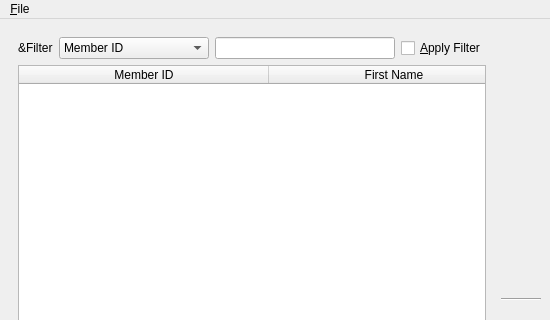
The window that UI/biblioteq_members_browser.ui (textbrowser/biblioteq) describes before a commit, drawn with Qt 5; both pictures show x 0 to 550 and y 0 to 320 of the 550 by 614 pixel window.
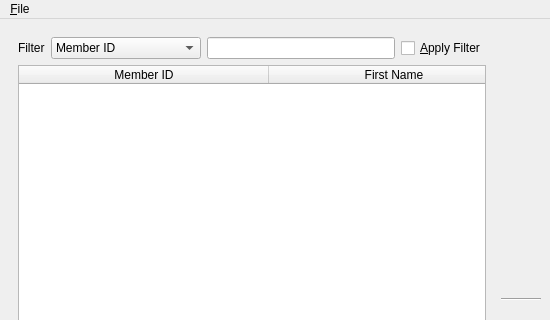
The same window after the commit. Icons and pictures are not drawn.

```diff
--- a/UI/biblioteq_members_browser.ui
+++ b/UI/biblioteq_members_browser.ui
@@ -27,7 +27,7 @@
          <item>
           <widget class="QLabel" name="label">
            <property name="text">
-            <string>&amp;Filter</string>
+            <string>Filter</string>
            </property>
           </widget>
          </item>
```
